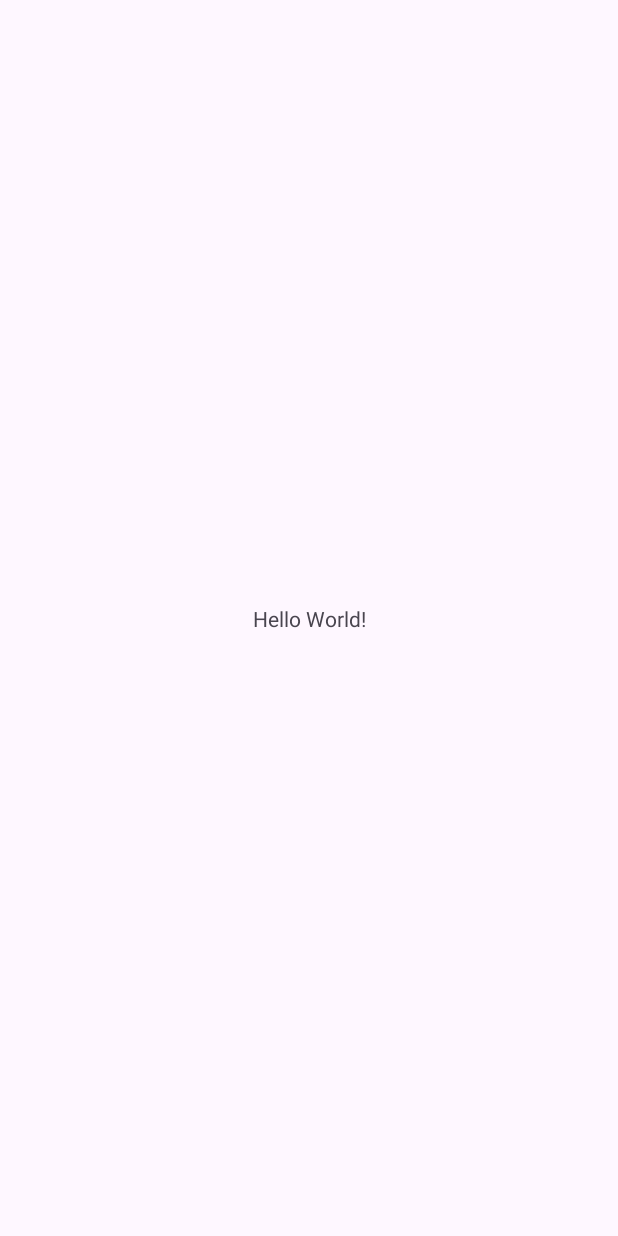
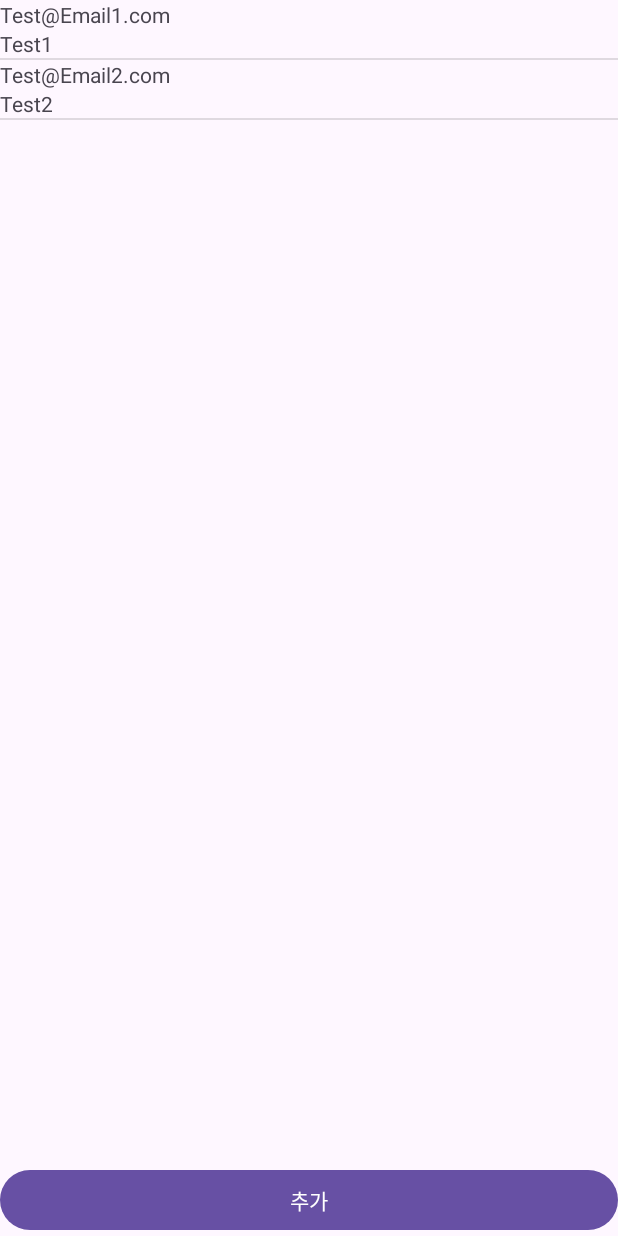
Before and after one commit to 49EHyeon42/practice-android, an Android app: the screen it shows after launch (MainActivity), on a phone screen of 412 x 824 dp. Before the commit the screen is almost empty. Run offline under Robolectric (Android 15) with nearby library versions, the phone set to English and light mode, and no system bars.

Commit message:
feat: activity 화면 구성

```diff
--- /dev/null
+++ b/app/src/main/java/dev/ehyeon/androidexampleapplication/CustomAdapter.java
@@ -0,0 +1,63 @@
+package dev.ehyeon.androidexampleapplication;
+
+import android.content.Context;
+import android.view.LayoutInflater;
+import android.view.View;
+import android.view.ViewGroup;
+import android.widget.BaseAdapter;
+import android.widget.TextView;
+
+public class CustomAdapter extends BaseAdapter {
+
+    private final LayoutInflater inflater;
+    private final UserRepository userRepository;
+
+    public CustomAdapter(Context context, UserRepository userRepository) {
+        inflater = LayoutInflater.from(context);
+        this.userRepository = userRepository;
+    }
+
+    @Override
+    public int getCount() {
+        return userRepository.getCount();
+    }
+
+    @Override
+    public Object getItem(int position) {
+        return userRepository.findUserByPosition(position);
+    }
+
+    @Override
+    public long getItemId(int position) {
+        return position;
+    }
+
+    @Override
+    public View getView(int position, View convertView, ViewGroup parent) {
+        ViewHolder viewHolder;
+
+        if (convertView == null) {
+            convertView = inflater.inflate(R.layout.activity_listview, parent, false);
+
+            viewHolder = new ViewHolder();
+            viewHolder.tvEmail = convertView.findViewById(R.id.email);
+            viewHolder.tvName = convertView.findViewById(R.id.name);
+
+            convertView.setTag(viewHolder);
+        } else {
+            viewHolder = (ViewHolder) convertView.getTag();
+        }
+
+        User user = userRepository.findUserByPosition(position);
+
+        viewHolder.tvEmail.setText(user.getEmail());
+        viewHolder.tvName.setText(user.getName());
+
+        return convertView;
+    }
+
+    private static class ViewHolder {
+        TextView tvEmail;
+        TextView tvName;
+    }
+}
--- a/app/src/main/java/dev/ehyeon/androidexampleapplication/MainActivity.java
+++ b/app/src/main/java/dev/ehyeon/androidexampleapplication/MainActivity.java
@@ -1,8 +1,10 @@
 package dev.ehyeon.androidexampleapplication;
 
+import android.os.Bundle;
+import android.widget.Button;
+import android.widget.ListView;
+
 import androidx.appcompat.app.AppCompatActivity;
-
-import android.os.Bundle;
 
 public class MainActivity extends AppCompatActivity {
 
@@ -10,5 +12,16 @@ public class MainActivity extends AppCompatActivity {
     protected void onCreate(Bundle savedInstanceState) {
         super.onCreate(savedInstanceState);
         setContentView(R.layout.activity_main);
+
+        ListView listView = findViewById(R.id.listView);
+        Button button = findViewById(R.id.button);
+
+        UserRepository userRepository = new UserRepository();
+
+        // Test
+        userRepository.save("Test@Email1.com", "Test1");
+        userRepository.save("Test@Email2.com", "Test2");
+
+        listView.setAdapter(new CustomAdapter(this, userRepository));
     }
 }
--- /dev/null
+++ b/app/src/main/res/layout/activity_listview.xml
@@ -0,0 +1,17 @@
+<?xml version="1.0" encoding="utf-8"?>
+<LinearLayout xmlns:android="http://schemas.android.com/apk/res/android"
+    android:layout_width="match_parent"
+    android:layout_height="match_parent"
+    android:orientation="vertical">
+
+    <TextView
+        android:id="@+id/email"
+        android:layout_width="match_parent"
+        android:layout_height="wrap_content" />
+
+    <TextView
+        android:id="@+id/name"
+        android:layout_width="match_parent"
+        android:layout_height="wrap_content" />
+
+</LinearLayout>
--- a/app/src/main/res/layout/activity_main.xml
+++ b/app/src/main/res/layout/activity_main.xml
@@ -1,18 +1,21 @@
 <?xml version="1.0" encoding="utf-8"?>
-<androidx.constraintlayout.widget.ConstraintLayout xmlns:android="http://schemas.android.com/apk/res/android"
-    xmlns:app="http://schemas.android.com/apk/res-auto"
+<LinearLayout xmlns:android="http://schemas.android.com/apk/res/android"
     xmlns:tools="http://schemas.android.com/tools"
     android:layout_width="match_parent"
     android:layout_height="match_parent"
+    android:orientation="vertical"
     tools:context=".MainActivity">
 
-    <TextView
-        android:layout_width="wrap_content"
+    <ListView
+        android:id="@+id/listView"
+        android:layout_width="match_parent"
+        android:layout_height="0dp"
+        android:layout_weight="1" />
+
+    <Button
+        android:id="@+id/button"
+        android:layout_width="match_parent"
         android:layout_height="wrap_content"
-        android:text="Hello World!"
-        app:layout_constraintBottom_toBottomOf="parent"
-        app:layout_constraintEnd_toEndOf="parent"
-        app:layout_constraintStart_toStartOf="parent"
-        app:layout_constraintTop_toTopOf="parent" />
+        android:text="추가" />
 
-</androidx.constraintlayout.widget.ConstraintLayout>
+</LinearLayout>
```
